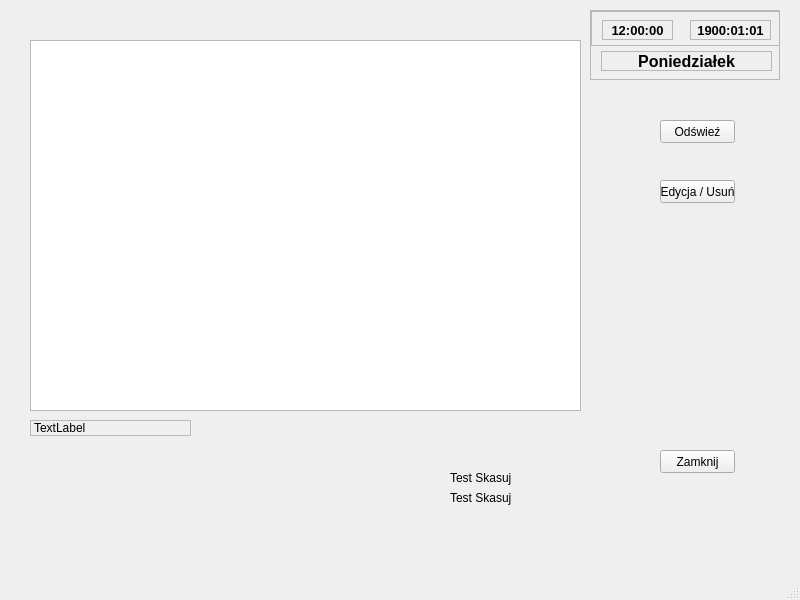
First picture: the form in Kontrahent/kontrahentlista.ui, repository Astropl/TestRamek, before the edit.
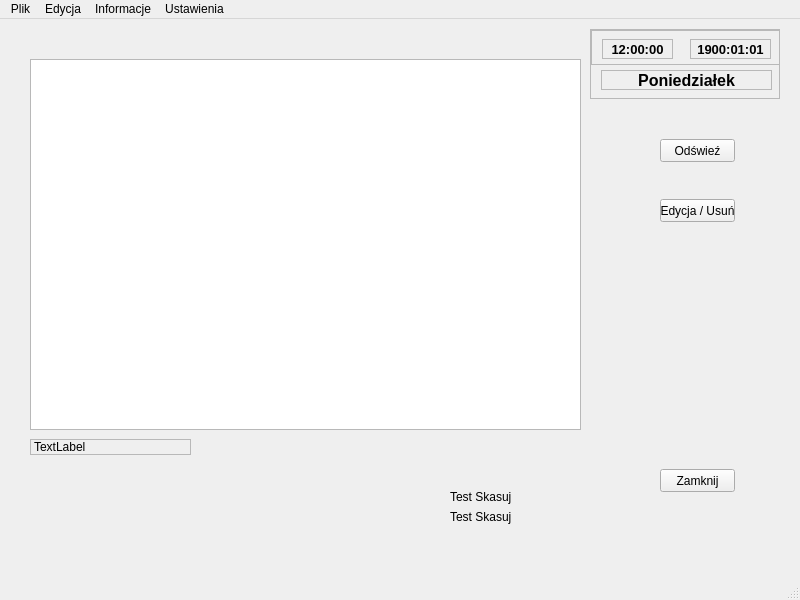
Second picture: the form after the edit.

What changed in the file:
```diff
--- a/Kontrahent/kontrahentlista.ui
+++ b/Kontrahent/kontrahentlista.ui
@@ -256,6 +256,31 @@
      <height>21</height>
     </rect>
    </property>
+   <widget class="QMenu" name="menuPlik">
+    <property name="title">
+     <string>Plik</string>
+    </property>
+   </widget>
+   <widget class="QMenu" name="menuEdycja">
+    <property name="title">
+     <string>Edycja</string>
+    </property>
+   </widget>
+   <widget class="QMenu" name="menuInformacje">
+    <property name="title">
+     <string>Informacje</string>
+    </property>
+   </widget>
+   <widget class="QMenu" name="menuUstawienia">
+    <property name="title">
+     <string>Ustawienia</string>
+    </property>
+    <addaction name="actionOpcje"/>
+   </widget>
+   <addaction name="menuPlik"/>
+   <addaction name="menuEdycja"/>
+   <addaction name="menuInformacje"/>
+   <addaction name="menuUstawienia"/>
   </widget>
   <widget class="QStatusBar" name="statusbar"/>
  </widget>
```
Left out of the diff: 5 changed lines with no effect on the pictures.
